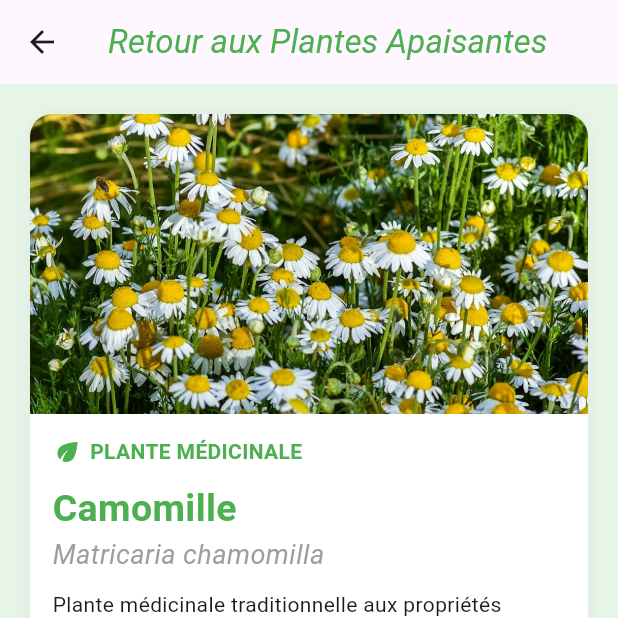
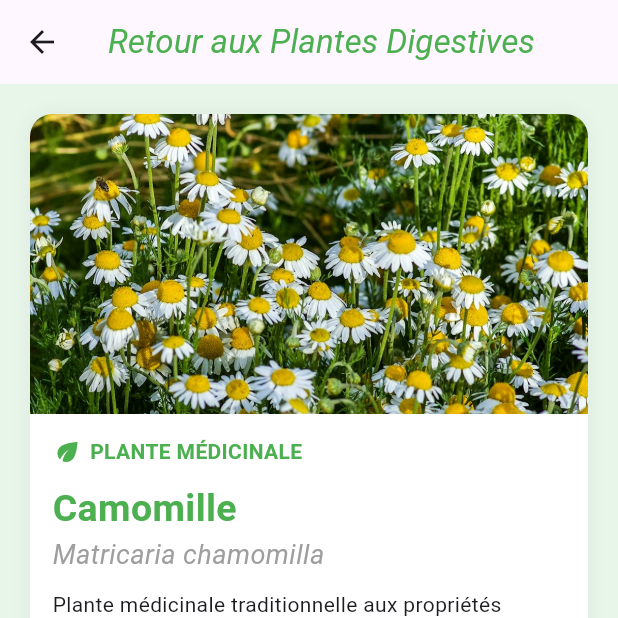
Before and after one commit to ktapsoba14-byte/application-mobile, a Flutter app: the Camomille screen opened directly, on a phone screen of 412 x 824 dp, the top half of it. Run offline on Flutter 3.47's test engine with Material 3 defaults, Android fonts, the phone set to English and light mode, and no system bars.

Commit message:
rectification Digestives au lieu de apaisantes

```diff
--- a/lib/pages/digestives/camomille.dart
+++ b/lib/pages/digestives/camomille.dart
@@ -8,7 +8,7 @@ class Camomille extends StatelessWidget {
     return Scaffold(
       appBar: AppBar(
         title: Text(
-          'Retour aux Plantes Apaisantes',
+          'Retour aux Plantes Digestives',
           style: TextStyle(
             color: Colors.green,
             fontStyle: FontStyle.italic,
--- a/lib/pages/digestives/gingembre.dart
+++ b/lib/pages/digestives/gingembre.dart
@@ -8,7 +8,7 @@ class Gingembre extends StatelessWidget {
     return Scaffold(
       appBar: AppBar(
         title: Text(
-          'Retour aux Plantes Apaisantes',
+          'Retour aux Plantes Digestives',
           style: TextStyle(
             color: Colors.green,
             fontStyle: FontStyle.italic,
--- a/lib/pages/digestives/menthe.dart
+++ b/lib/pages/digestives/menthe.dart
@@ -8,7 +8,7 @@ class Menthe extends StatelessWidget {
     return Scaffold(
       appBar: AppBar(
         title: Text(
-          'Retour aux Plantes Apaisantes',
+          'Retour aux Plantes Digestives',
           style: TextStyle(
             color: Colors.green,
             fontStyle: FontStyle.italic,
```
